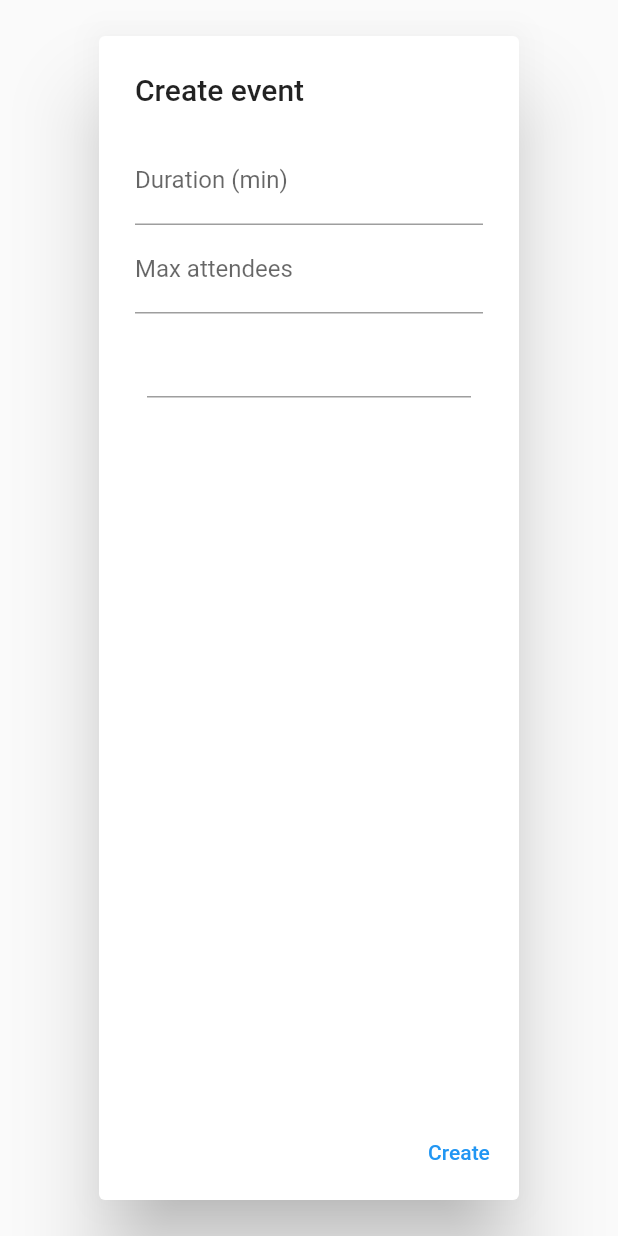
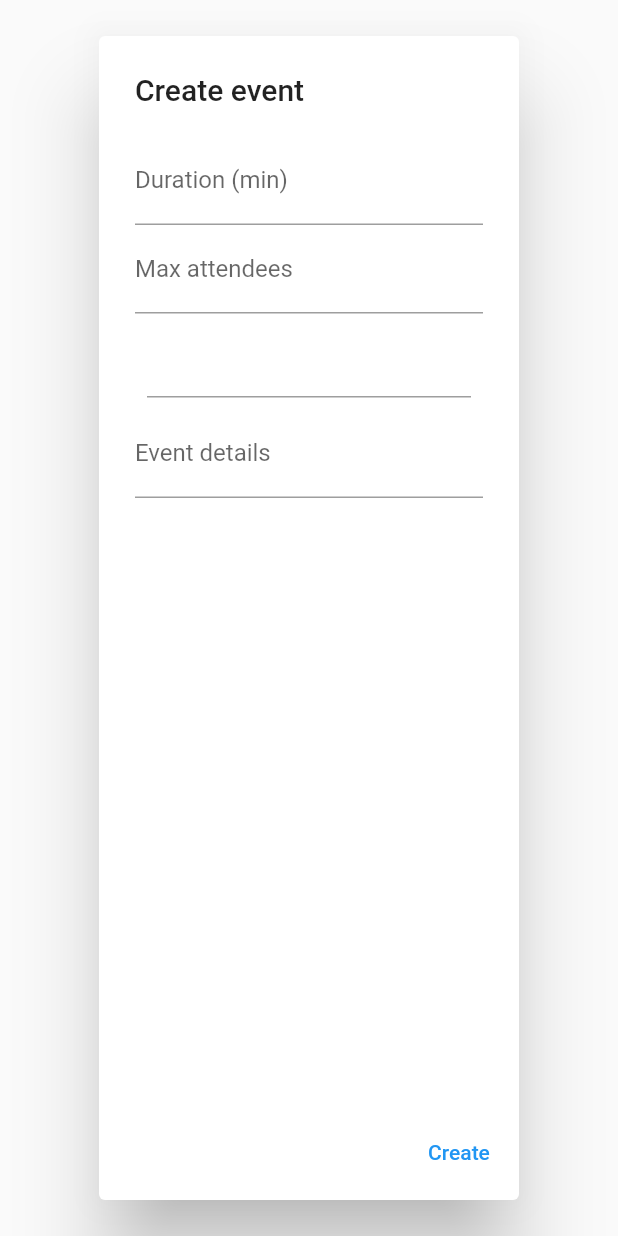
Before and after one commit to opheez/menu, a Flutter app: the EventForm widget shown alone on an empty page, opened directly, on a phone screen of 412 x 824 dp. Run offline on Flutter 3.47's test engine with Material 2 defaults, Android fonts, the phone set to English and light mode, and no system bars; our stand-ins replace cloud_firestore, firebase_auth, firebase_core; accounts and stored records are empty.

Commit message:
Add event details field

```diff
--- a/lib/components/eventForm.dart
+++ b/lib/components/eventForm.dart
@@ -20,6 +20,7 @@ class EventFormState extends State<EventForm> {
   final durationController = TextEditingController();
   final maxPeopleController = TextEditingController();
   final confirmedStartController = TextEditingController();
+  final detailsController = TextEditingController();
 
   @override
   Widget build(BuildContext context) {
@@ -73,7 +74,11 @@ class EventFormState extends State<EventForm> {
               child: TextFormField(
                 readOnly: true,
                 controller: confirmedStartController,
-              ))
+              )),
+          TextFormField(
+            controller: detailsController,
+            decoration: const InputDecoration(labelText: 'Event details'),
+          ),
         ],
       ),
       actions: [
@@ -87,7 +92,8 @@ class EventFormState extends State<EventForm> {
               'maxPeople': int.parse(maxPeopleController.text),
               'confirmedDatetime':
                   DateTime.parse(confirmedStartController.text),
-              'confirmedPeople': []
+              'confirmedPeople': [],
+              'details': detailsController.text
             });
 
             Navigator.of(context).pop();
--- a/lib/components/eventTile.dart
+++ b/lib/components/eventTile.dart
@@ -29,12 +29,11 @@ class EventTile extends StatelessWidget {
         },
         child: ListTile(
           leading: FlutterLogo(size: 72.0),
-          title: Text('Three-line ListTile'),
+          title: Text(event.confirmedDatetime.toString() + " at <LOCATION>"),
           subtitle: Column(
             crossAxisAlignment: CrossAxisAlignment.start,
             children: [
-              Text(event.confirmedDatetime.toString()),
-              const Text("<Location>")
+              Text(event.details),
             ],
           ),
           trailing: attending
--- a/lib/models/event.dart
+++ b/lib/models/event.dart
@@ -20,6 +20,8 @@ class Event {
   // List<DateTime> preferredDatetimes;
   // List<String> preferredLocations;
 
+  String details;
+
   Event(
       {required this.eid,
       required this.cid,
@@ -28,7 +30,9 @@ class Event {
       this.durationMin = 60,
       this.maxPeople = 3,
       required this.confirmedDatetime,
-      required this.confirmedPeople});
+      required this.confirmedPeople,
+      this.details = ""
+      });
 
   Event.fromMap(String id, Map<String, Object?> map)
       : this(
@@ -41,7 +45,9 @@ class Event {
             confirmedDatetime:
               (map['confirmedDatetime']! as Timestamp).toDate(),
             confirmedPeople:
-                List<String>.from(map['confirmedPeople']! as List));
+                List<String>.from(map['confirmedPeople']! as List),
+            details: (map['details'] ?? "") as String,
+  );
 
   Map<String, Object?> toMap(){
     return {
@@ -52,7 +58,8 @@ class Event {
       'durationMin': durationMin,
       'maxPeople': maxPeople,
       'confirmedDatetime': confirmedDatetime,
-      'confirmedPeople': confirmedPeople
+      'confirmedPeople': confirmedPeople,
+      'details': details
     };
   }
 }
--- a/lib/screens/eventDetails.dart
+++ b/lib/screens/eventDetails.dart
@@ -40,6 +40,7 @@ class _EventDetailsState extends State<EventDetails> {
                     Text("When: ${widget.event.confirmedDatetime.toString()}"),
                     Text("Duration: ${widget.event.durationMin}"),
                     Text("Max people: ${widget.event.maxPeople}"),
+                    Text("Event Details: ${widget.event.details}")
                   ],
                 ),
               ),
```
